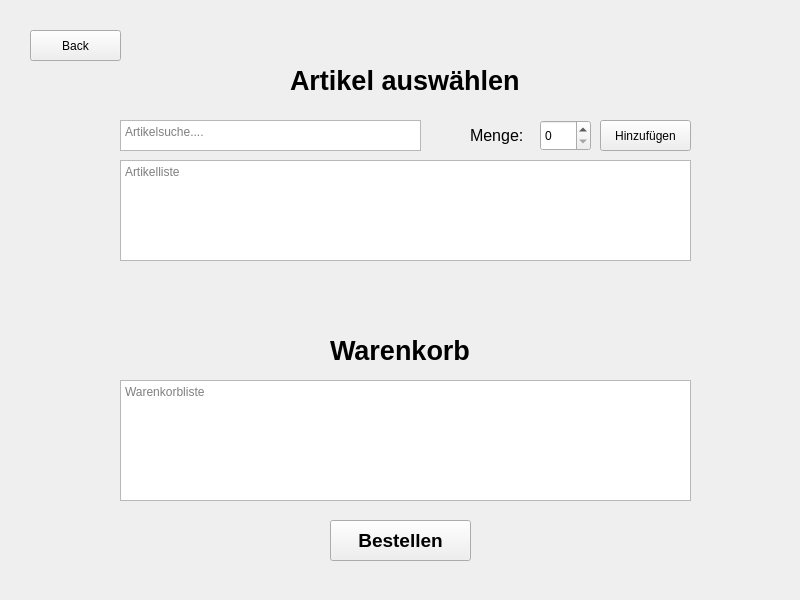
First picture: the form in overviewbestellungen.ui, repository luis-we/SchulaufgabePRO, before the edit.
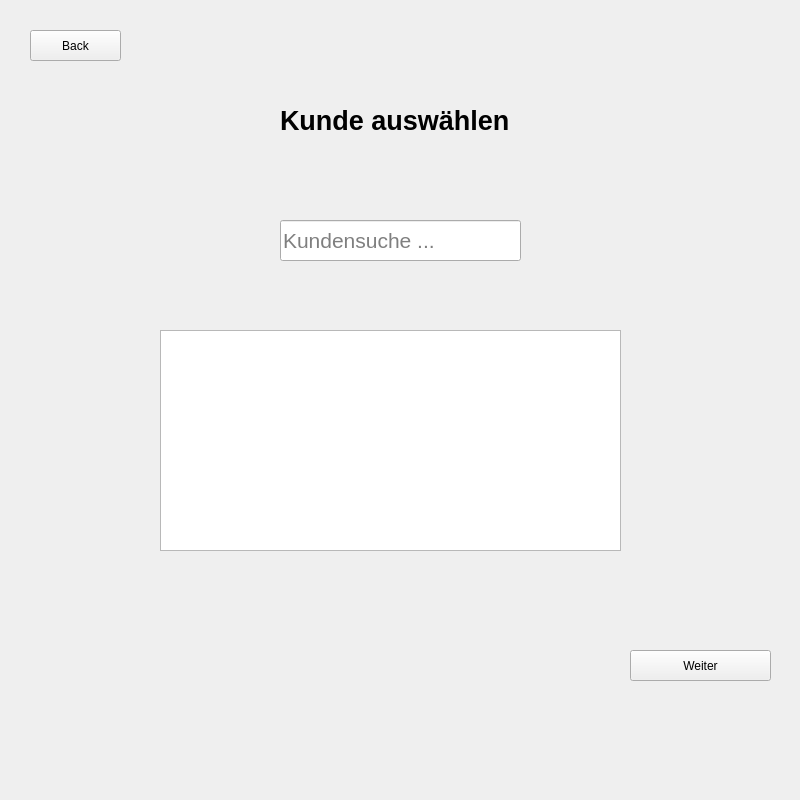
Second picture: the form after the edit.

Commit message: added customer selection

What changed in the file:
```diff
--- a/overviewbestellungen.ui
+++ b/overviewbestellungen.ui
@@ -7,7 +7,7 @@
     <x>0</x>
     <y>0</y>
     <width>800</width>
-    <height>600</height>
+    <height>800</height>
    </rect>
   </property>
   <property name="windowTitle">
@@ -26,141 +26,69 @@
     <string>Back</string>
    </property>
   </widget>
-  <widget class="QTextEdit" name="artiklSuche">
+  <widget class="QLineEdit" name="search_field">
    <property name="geometry">
     <rect>
-     <x>120</x>
-     <y>120</y>
-     <width>301</width>
-     <height>31</height>
-    </rect>
-   </property>
-   <property name="placeholderText">
-    <string>Artikelsuche....</string>
-   </property>
-  </widget>
-  <widget class="QTextBrowser" name="artikelListe">
-   <property name="geometry">
-    <rect>
-     <x>120</x>
-     <y>160</y>
-     <width>571</width>
-     <height>101</height>
-    </rect>
-   </property>
-   <property name="placeholderText">
-    <string>Artikelliste</string>
-   </property>
-  </widget>
-  <widget class="QLabel" name="LabelArtikel">
-   <property name="geometry">
-    <rect>
-     <x>290</x>
-     <y>60</y>
-     <width>281</width>
+     <x>280</x>
+     <y>220</y>
+     <width>241</width>
      <height>41</height>
     </rect>
    </property>
    <property name="font">
     <font>
      <pointsize>16</pointsize>
-     <bold>true</bold>
     </font>
    </property>
-   <property name="text">
-    <string>&lt;html&gt;&lt;head/&gt;&lt;body&gt;&lt;p&gt;&lt;span style=&quot; font-size:20pt;&quot;&gt;Artikel auswählen&lt;/span&gt;&lt;/p&gt;&lt;/body&gt;&lt;/html&gt;</string>
-   </property>
-  </widget>
-  <widget class="QSpinBox" name="artikelMenge">
-   <property name="geometry">
-    <rect>
-     <x>540</x>
-     <y>120</y>
-     <width>51</width>
-     <height>31</height>
-    </rect>
-   </property>
-  </widget>
-  <widget class="QPushButton" name="hinzufugen">
-   <property name="geometry">
-    <rect>
-     <x>600</x>
-     <y>120</y>
-     <width>91</width>
-     <height>31</height>
-    </rect>
-   </property>
-   <property name="text">
-    <string>Hinzufügen</string>
-   </property>
-  </widget>
-  <widget class="QTextBrowser" name="warenkorb">
-   <property name="geometry">
-    <rect>
-     <x>120</x>
-     <y>380</y>
-     <width>571</width>
-     <height>121</height>
-    </rect>
-   </property>
    <property name="placeholderText">
-    <string>Warenkorbliste</string>
+    <string>Kundensuche ...</string>
    </property>
   </widget>
-  <widget class="QLabel" name="LabelWarenkorb">
+  <widget class="QListWidget" name="customer_list">
    <property name="geometry">
     <rect>
-     <x>330</x>
+     <x>160</x>
      <y>330</y>
-     <width>171</width>
-     <height>41</height>
+     <width>461</width>
+     <height>221</height>
     </rect>
    </property>
    <property name="font">
     <font>
-     <pointsize>16</pointsize>
-     <bold>true</bold>
+     <pointsize>24</pointsize>
     </font>
    </property>
-   <property name="text">
-    <string>&lt;html&gt;&lt;head/&gt;&lt;body&gt;&lt;p&gt;&lt;span style=&quot; font-size:20pt;&quot;&gt;Warenkorb&lt;/span&gt;&lt;/p&gt;&lt;/body&gt;&lt;/html&gt;</string>
-   </property>
   </widget>
-  <widget class="QPushButton" name="bestellen">
+  <widget class="QPushButton" name="next_button">
    <property name="geometry">
     <rect>
-     <x>330</x>
-     <y>520</y>
+     <x>630</x>
+     <y>650</y>
      <width>141</width>
-     <height>41</height>
+     <height>31</height>
     </rect>
    </property>
-   <property name="font">
-    <font>
-     <pointsize>14</pointsize>
-     <bold>true</bold>
-    </font>
-   </property>
    <property name="text">
-    <string>Bestellen</string>
+    <string>Weiter</string>
    </property>
   </widget>
-  <widget class="QLabel" name="label">
+  <widget class="QLabel" name="LabelArtikel">
    <property name="geometry">
     <rect>
-     <x>470</x>
-     <y>120</y>
-     <width>61</width>
-     <height>31</height>
+     <x>280</x>
+     <y>100</y>
+     <width>281</width>
+     <height>41</height>
     </rect>
    </property>
    <property name="font">
     <font>
-     <pointsize>12</pointsize>
+     <pointsize>16</pointsize>
+     <bold>true</bold>
     </font>
    </property>
    <property name="text">
-    <string>Menge:</string>
+    <string>&lt;html&gt;&lt;head/&gt;&lt;body&gt;&lt;p&gt;&lt;span style=&quot; font-size:20pt;&quot;&gt;Kunde auswählen&lt;/span&gt;&lt;/p&gt;&lt;/body&gt;&lt;/html&gt;</string>
    </property>
   </widget>
  </widget>
```
The commit also changes 2 other files.
